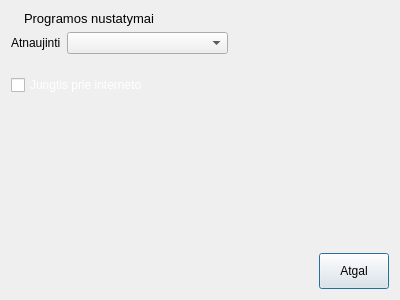
This is nokia/AlausRadaras/settings.ui in vincnetas/alaus-radaras as Qt 5 draws it before an edit. The edited form follows.
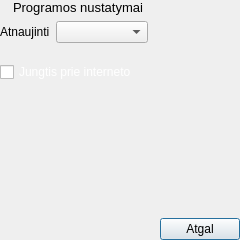
This is the edited form. Icons and pictures are not drawn.

```diff
--- a/nokia/AlausRadaras/settings.ui
+++ b/nokia/AlausRadaras/settings.ui
@@ -9,10 +9,16 @@
    <rect>
     <x>0</x>
     <y>0</y>
-    <width>400</width>
-    <height>300</height>
+    <width>240</width>
+    <height>240</height>
    </rect>
   </property>
+  <property name="sizePolicy">
+   <sizepolicy hsizetype="Expanding" vsizetype="Expanding">
+    <horstretch>0</horstretch>
+    <verstretch>0</verstretch>
+   </sizepolicy>
+  </property>
   <property name="windowTitle">
    <string>Nustatymai</string>
   </property>
@@ -21,6 +27,9 @@
     <normaloff>:/images/bok_title.png</normaloff>:/images/bok_title.png</iconset>
   </property>
   <layout class="QVBoxLayout" name="verticalLayout" stretch="0,1,1,0,10,1">
+   <property name="margin">
+    <number>0</number>
+   </property>
    <item>
     <widget class="QLabel" name="header">
      <property name="palette">
@@ -265,7 +274,7 @@
     </spacer>
    </item>
    <item>
-    <layout class="QHBoxLayout" name="horizontalLayout">
+    <layout class="QHBoxLayout" name="horizontalLayout" stretch="8,4">
      <item>
       <spacer name="horizontalSpacer">
        <property name="orientation">
@@ -281,10 +290,15 @@
      </item>
      <item>
       <widget class="QPushButton" name="btnBack">
+       <property name="sizePolicy">
+        <sizepolicy hsizetype="Minimum" vsizetype="Minimum">
+         <horstretch>0</horstretch>
+         <verstretch>10</verstretch>
+        </sizepolicy>
+       </property>
        <property name="styleSheet">
         <string notr="true">#btnBack{
 border-image:url(:/images/batonas.png);
-padding:10px 20px 10px 20px;
 }</string>
        </property>
        <property name="text">
```
